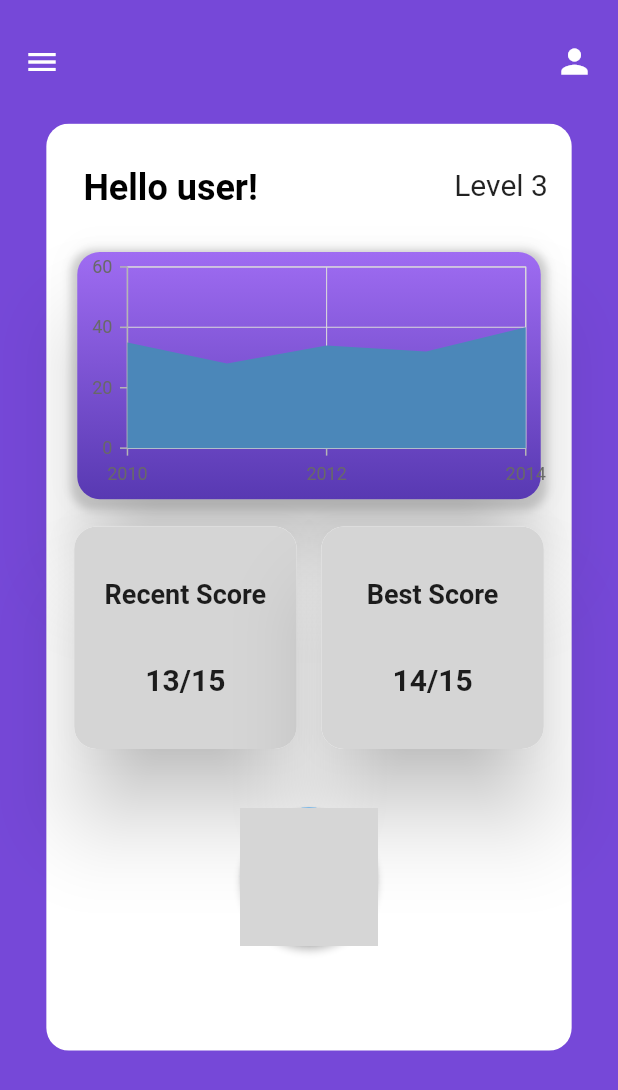
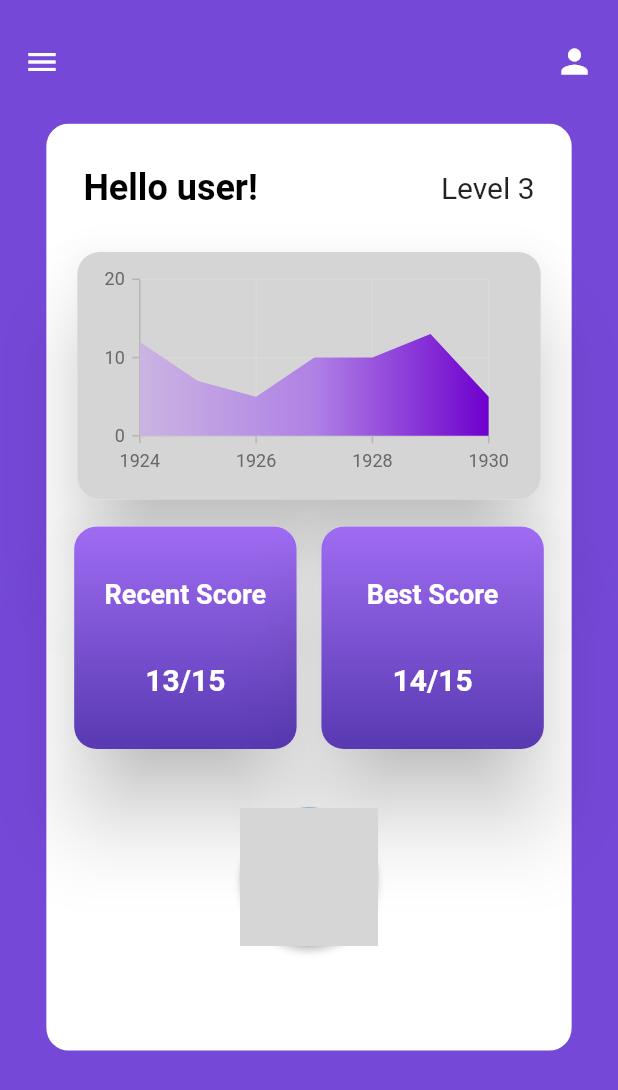
Before and after one commit to Tri-M/nvld_mobile_app, a Flutter app: the screen it shows after launch, on a phone screen of 412 x 824 dp. Shown: the top 1090 px of the screen. Run offline on Flutter 3.47's test engine with Material 2 defaults, Android fonts, the phone set to English and light mode, and no system bars; drawn by our look-alikes of auto_size_text; our stand-ins replace chewie, device_preview, flutter_spinkit, percent_indicator, syncfusion_flutter_charts, video_player; grey boxes are pictures that could not be loaded.

Commit message:
graph gradient

```diff
--- a/lib/components/performance _graph.dart
+++ b/lib/components/performance _graph.dart
@@ -14,18 +14,35 @@ class PerformanceGraph extends StatelessWidget {
   @override
   Widget build(BuildContext context) {
     final List<ChartData> chartData = [
-      ChartData(2010, 35),
-      ChartData(2011, 28),
-      ChartData(2012, 34),
-      ChartData(2013, 32),
-      ChartData(2014, 40)
+      ChartData(1924, 12),
+      ChartData(1925, 7),
+      ChartData(1926, 5),
+      ChartData(1927, 10),
+      ChartData(1928, 10),
+      ChartData(1929, 13),
+      ChartData(1930, 5),
     ];
-    return SfCartesianChart(series: <ChartSeries>[
-      // Renders area chart
-      AreaSeries<ChartData, int>(
-          dataSource: chartData,
-          xValueMapper: (ChartData data, _) => data.x,
-          yValueMapper: (ChartData data, _) => data.y)
-    ]);
+    final List<Color> color = <Color>[];
+    color.add(Color.fromARGB(255, 203, 180, 226)!);
+    color.add(Color.fromARGB(255, 175, 129, 229)!);
+    color.add(Color.fromARGB(255, 110, 0, 206));
+
+    final List<double> stops = <double>[];
+    stops.add(0.0);
+    stops.add(0.5);
+    stops.add(1.0);
+
+    final LinearGradient gradientColors =
+        LinearGradient(colors: color, stops: stops);
+    return SfCartesianChart(
+        primaryYAxis: NumericAxis(labelFormat: '{value}'),
+        series: <ChartSeries>[
+          // Renders area chart
+          AreaSeries<ChartData, int>(
+              dataSource: chartData,
+              xValueMapper: (ChartData data, _) => data.x,
+              yValueMapper: (ChartData data, _) => data.y,
+              gradient: gradientColors)
+        ]);
   }
 }
--- a/lib/screens/dashboard.dart
+++ b/lib/screens/dashboard.dart
@@ -44,29 +44,37 @@ class _DashboardState extends State<Dashboard> {
             child: Column(
               children: [
                 Row(
-                  mainAxisAlignment: MainAxisAlignment.start,
+                  mainAxisAlignment: MainAxisAlignment.spaceBetween,
                   children: [
                     Container(
                       padding: EdgeInsets.only(
                         top: height * 0.035,
                         bottom: height * 0.03,
-                          left: width * 0.06),
+                        left: width * 0.06,
+                      ),
                       alignment: Alignment.topLeft,
                       child: TextContainer(
                         text: "Hello user!",
                         presetFontSizes: const [24, 22, 20, 18, 16],
                         textAlign: TextAlign.left,
-                        width: width * 0.6,
+                        //width: width * 0.6,
                         style: const TextStyle(
                           color: Colors.black,
                           fontWeight: FontWeight.bold,
                         ),
                       ),
                     ),
-                    TextContainer(
+                    Container(
+                      padding: EdgeInsets.only(
+                        top: height * 0.035,
+                        bottom: height * 0.03,
+                        right: width * 0.06,
+                      ),
+                      child: TextContainer(
                         text: "Level 3",
                         presetFontSizes: [20, 18, 16, 14],
-                    )
+                      ),
+                    ),
                   ],
                 ),
                 Card(
@@ -75,27 +83,19 @@ class _DashboardState extends State<Dashboard> {
                     borderRadius: BorderRadius.circular(15),
                   ),
                   child: Container(
-                    child: PerformanceGraph(),
+                    child: Container(
+                        padding: EdgeInsets.only(
+                          top: height * 0.01,
+                          bottom: height * 0.01,
+                          right: width * 0.06,
+                          left: width * 0.02,
+                        ),
+                        child: PerformanceGraph()),
                     height: height * 0.2,
                     width: width * 0.75,
                     decoration: BoxDecoration(
-                      gradient: const LinearGradient(
-                        begin: Alignment.topCenter,
-                        end: Alignment.bottomCenter,
-                        colors: [
-                          Color.fromRGBO(159, 108, 242, 1),
-                          Color.fromRGBO(88, 57, 178, 1),
-                        ],
-                      ),
                       borderRadius: BorderRadius.circular(15),
-                      boxShadow: [
-                        BoxShadow(
-                          color: Colors.grey.withOpacity(0.5),
-                          spreadRadius: width * 0.01,
-                          blurRadius: 4,
-                          offset: const Offset(0, 3),
-                        ),
-                      ],
+                      color: const Color.fromRGBO(213, 213, 213, 1),
                     ),
                   ),
                 ),
@@ -116,19 +116,28 @@ class _DashboardState extends State<Dashboard> {
                               TextContainer(
                                   text: "Recent Score",
                                   presetFontSizes: [18, 16, 14, 12],
-                                  style:
-                                      TextStyle(fontWeight: FontWeight.bold)),
+                                  style: TextStyle(
+                                      fontWeight: FontWeight.bold,
+                                      color: Colors.white)),
                               TextContainer(
                                   text: "13/15",
                                   presetFontSizes: [20, 18, 16, 14, 12],
-                                  style:
-                                      TextStyle(fontWeight: FontWeight.bold)),
+                                  style: TextStyle(
+                                      fontWeight: FontWeight.bold,
+                                      color: Colors.white)),
                             ],
                           ),
                           height: width * 0.36,
                           width: width * 0.36,
                           decoration: BoxDecoration(
-                            color: const Color.fromRGBO(213, 213, 213, 1),
+                            gradient: const LinearGradient(
+                              begin: Alignment.topCenter,
+                              end: Alignment.bottomCenter,
+                              colors: [
+                                Color.fromRGBO(159, 108, 242, 1),
+                                Color.fromRGBO(88, 57, 178, 1),
+                              ],
+                            ),
                             borderRadius: BorderRadius.circular(15),
                           ),
                         ),
@@ -145,18 +154,29 @@ class _DashboardState extends State<Dashboard> {
                               TextContainer(
                                 text: "Best Score",
                                 presetFontSizes: [18, 16, 14, 12],
-                                  style:
-                                      TextStyle(fontWeight: FontWeight.bold)),
+                                style: TextStyle(
+                                    fontWeight: FontWeight.bold,
+                                    color: Colors.white),
+                              ),
                               TextContainer(
                                   text: "14/15",
                                   presetFontSizes: [20, 18, 16, 14, 12],
-                                  style: TextStyle(fontWeight: FontWeight.bold))
+                                  style: TextStyle(
+                                      fontWeight: FontWeight.bold,
+                                      color: Colors.white))
                             ],
                           ),
                           height: width * 0.36,
                           width: width * 0.36,
                           decoration: BoxDecoration(
-                            color: const Color.fromRGBO(213, 213, 213, 1),
+                            gradient: const LinearGradient(
+                              begin: Alignment.topCenter,
+                              end: Alignment.bottomCenter,
+                              colors: [
+                                Color.fromRGBO(159, 108, 242, 1),
+                                Color.fromRGBO(88, 57, 178, 1),
+                              ],
+                            ),
                             borderRadius: BorderRadius.circular(15),
                           ),
                         ),
```
Lines whose indentation alone changed are shown as unchanged.
